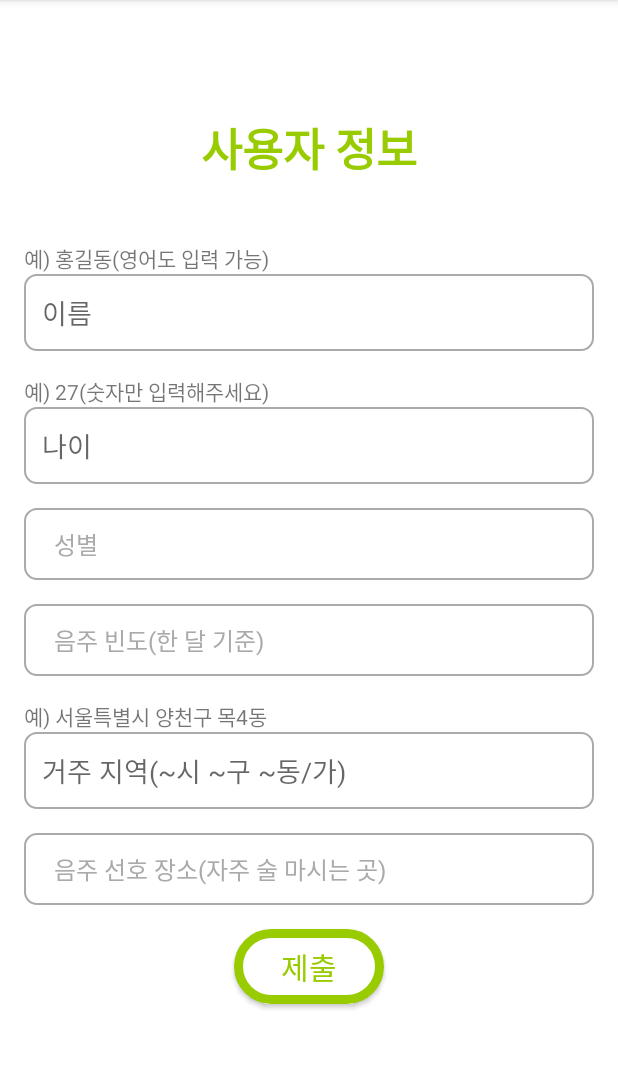
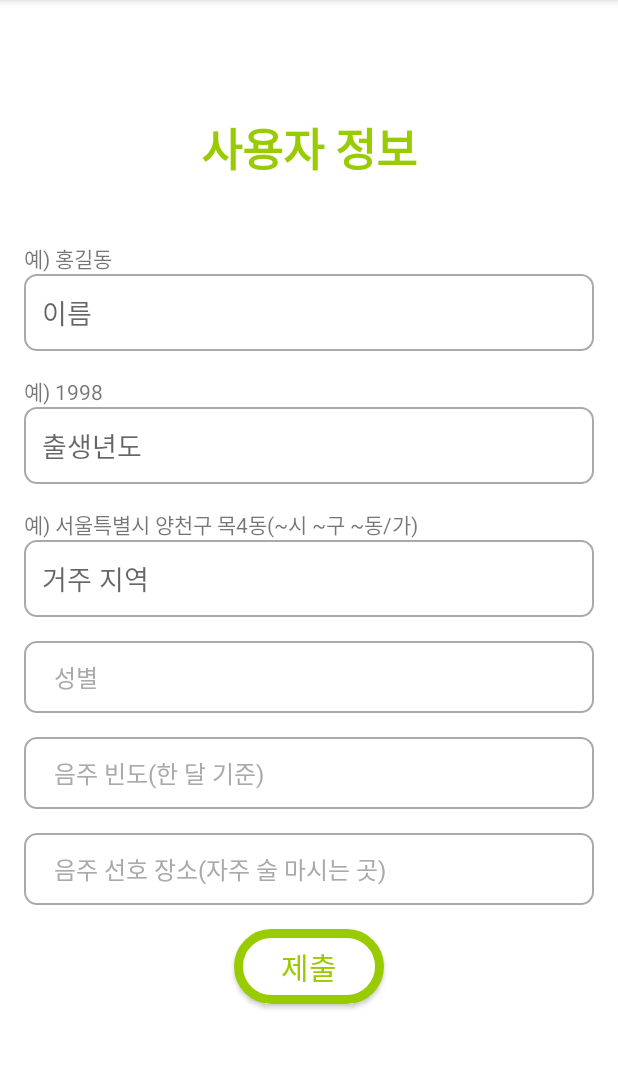
Before and after one commit to lucete171/AlcoAware, an Android app built with Jetpack Compose: the UserInfoActivity screen opened directly, with no data from a screen before it, on a phone screen of 412 x 824 dp, the part 84-1153 px from its top. Run offline under Robolectric (Android 15) with nearby library versions, the phone set to English and light mode, and no system bars; our stand-ins replace Firebase (no records; nobody signed in at launch, a user with empty details on screens opened directly).

Commit message:
Change to year of birth, modify input messages, and remove text windows when clicking on the screen

```diff
--- a/android/app/src/main/AndroidManifest.xml
+++ b/android/app/src/main/AndroidManifest.xml
@@ -1,8 +1,9 @@
 <?xml version="1.0" encoding="utf-8"?>
 <manifest xmlns:android="http://schemas.android.com/apk/res/android"
     package="com.example.alcoaware_00">
-    <!-- WAKE_LOCK 권한 추가 -->
+    <!-- 권한 추가 -->
     <uses-permission android:name="android.permission.WAKE_LOCK" />
+    <uses-permission android:name="android.permission.INTERNET" />
 
     <application
         android:allowBackup="true"
--- a/android/app/src/main/java/com/example/alcoaware_00/RecordActivity.java
+++ b/android/app/src/main/java/com/example/alcoaware_00/RecordActivity.java
@@ -96,7 +96,7 @@ public class RecordActivity extends AppCompatActivity {
 
     private void stopRecording() {
         isRecording = false;
-        statusTextView.setText("기록되고 있지 않습니다.");
+        statusTextView.setText("기록되고 있지 않습니다");
         recordButton.setText("Start");
         sensorManager.unregisterListener(sensorEventListener);
         handler.removeCallbacks(recordTask);
--- a/android/app/src/main/res/layout/activity_login.xml
+++ b/android/app/src/main/res/layout/activity_login.xml
@@ -3,7 +3,8 @@
     android:layout_width="match_parent"
     android:layout_height="match_parent"
     android:padding="16dp"
-    android:background="@android:color/white">
+    android:background="@android:color/white"
+    android:onClick="hideKeyboard">
 
     <TextView
         android:id="@+id/appTitle"
@@ -62,7 +63,7 @@
             android:background="@layout/rounded_button"
             android:textSize="20sp"
             android:textColor="@android:color/holo_green_light"
-            android:layout_marginEnd="8dp"
+            android:layout_marginEnd="20dp"
             android:gravity="center"/>
 
         <Button
--- a/android/app/src/main/res/layout/activity_main.xml
+++ b/android/app/src/main/res/layout/activity_main.xml
@@ -2,7 +2,8 @@
 <RelativeLayout xmlns:android="http://schemas.android.com/apk/res/android"
     android:layout_width="match_parent"
     android:layout_height="match_parent"
-    android:background="@android:color/white">
+    android:background="@android:color/white"
+    android:onClick="hideKeyboard">
 
     <!-- 캘린더뷰 -->
     <CalendarView
--- a/android/app/src/main/res/layout/activity_sign_up.xml
+++ b/android/app/src/main/res/layout/activity_sign_up.xml
@@ -3,7 +3,8 @@
     android:layout_width="match_parent"
     android:layout_height="match_parent"
     android:background="@android:color/white"
-    android:padding="16dp">
+    android:padding="16dp"
+    android:onClick="hideKeyboard">
 
     <TextView
         android:id="@+id/appTitle"
--- a/android/app/src/main/res/layout/activity_user_info.xml
+++ b/android/app/src/main/res/layout/activity_user_info.xml
@@ -22,7 +22,8 @@
             android:textColor="@android:color/holo_green_light"
             android:layout_gravity="center_horizontal"
             android:layout_marginTop="60dp"
-            android:layout_marginBottom="40dp"/>
+            android:layout_marginBottom="40dp"
+            android:onClick="hideKeyboard"/>
 
         <TextView
             android:layout_width="match_parent"
@@ -57,6 +58,22 @@
             android:textSize="18sp"
             android:layout_marginBottom="16dp"/>
 
+        <TextView
+            android:layout_width="match_parent"
+            android:layout_height="match_parent"
+            android:text="@string/region_ex"/>
+
+        <EditText
+            android:id="@+id/region"
+            android:hint="@string/region_hint"
+            android:layout_width="match_parent"
+            android:layout_height="wrap_content"
+            android:padding="12dp"
+            android:background="@layout/edittext_rounded"
+            android:textColor="@android:color/black"
+            android:textSize="18sp"
+            android:layout_marginBottom="16dp"/>
+
         <Spinner
             android:id="@+id/gender"
             android:layout_width="match_parent"
@@ -69,22 +86,6 @@
 
         <Spinner
             android:id="@+id/drink_frequency"
-            android:layout_width="match_parent"
-            android:layout_height="wrap_content"
-            android:padding="12dp"
-            android:background="@layout/edittext_rounded"
-            android:textColor="@android:color/black"
-            android:textSize="18sp"
-            android:layout_marginBottom="16dp"/>
-
-        <TextView
-            android:layout_width="match_parent"
-            android:layout_height="match_parent"
-            android:text="@string/region_ex"/>
-
-        <EditText
-            android:id="@+id/region"
-            android:hint="@string/region_hint"
             android:layout_width="match_parent"
             android:layout_height="wrap_content"
             android:padding="12dp"
--- a/android/app/src/main/res/values/strings.xml
+++ b/android/app/src/main/res/values/strings.xml
@@ -14,11 +14,11 @@
     <!--user info-->
     <string name="user_info_text">사용자 정보</string>
     <string name="name">이름</string>
-    <string name="name_ex">예) 홍길동(영어도 입력 가능)</string>
-    <string name="age">나이</string>
-    <string name="age_ex">예) 27(숫자만 입력해주세요)</string>
-    <string name="region_hint">거주 지역(~시 ~구 ~동/가)</string>
-    <string name="region_ex">예) 서울특별시 양천구 목4동</string>
+    <string name="name_ex">예) 홍길동</string>
+    <string name="age">출생년도</string>
+    <string name="age_ex">예) 1998</string>
+    <string name="region_hint">거주 지역</string>
+    <string name="region_ex">예) 서울특별시 양천구 목4동(~시 ~구 ~동/가)</string>
     <string name="submit_text">제출</string>
 
     <!--main-->
@@ -27,7 +27,7 @@
 
     <!--record-->
     <string name="btn_start_text">Start</string>
-    <string name="status_off">기록되고 있지 않습니다.</string>
+    <string name="status_off">기록되고 있지 않습니다</string>
     <string name="status_on">기록중</string>
     <string name="main_page">메인 화면</string>
 
```
Also changed, not shown: android/app/src/main/java/com/example/alcoaware_00/SignUpActivity.java (+7 -0 lines), android/app/src/main/java/com/example/alcoaware_00/UserInfoActivity.java (+20 -0 lines).
